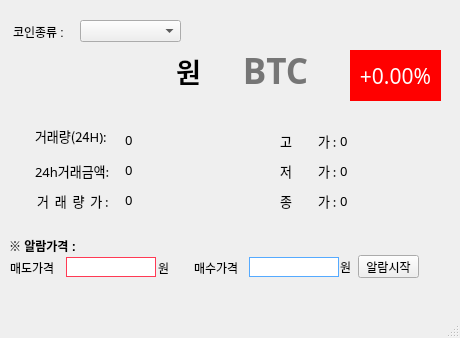
Above: ui/upbitinfo.ui from Hamburger240329/my-upbitApiTest-20240408 before the change. Below: the same form after it.
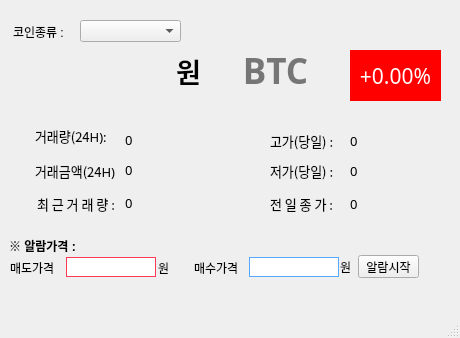
That is the form after the change.

Commit message:
알람기능 업데이트 중 2 매수 매도 가격 입력 후 알람기능(print 출력)
UI 변경

What changed in the file:
```diff
--- a/ui/upbitinfo.ui
+++ b/ui/upbitinfo.ui
@@ -129,7 +129,7 @@
      </font>
     </property>
     <property name="text">
-     <string>24h거래금액: </string>
+     <string>거래금액(24H): </string>
     </property>
    </widget>
    <widget class="QLabel" name="trade_price_24h">
@@ -160,7 +160,7 @@
     <property name="geometry">
      <rect>
       <x>37</x>
-      <y>190</y>
+      <y>193</y>
       <width>81</width>
       <height>21</height>
      </rect>
@@ -174,14 +174,14 @@
      </font>
     </property>
     <property name="text">
-     <string>거  래  량  가 : </string>
+     <string>최 근 거 래 량 : </string>
     </property>
    </widget>
    <widget class="QLabel" name="trade_volume">
     <property name="geometry">
      <rect>
       <x>125</x>
-      <y>190</y>
+      <y>193</y>
       <width>140</width>
       <height>20</height>
      </rect>
@@ -204,9 +204,9 @@
    <widget class="QLabel" name="label_6">
     <property name="geometry">
      <rect>
-      <x>280</x>
+      <x>270</x>
       <y>130</y>
-      <width>61</width>
+      <width>81</width>
       <height>21</height>
      </rect>
     </property>
@@ -219,15 +219,15 @@
      </font>
     </property>
     <property name="text">
-     <string>고         가 : </string>
+     <string>고가(당일) : </string>
     </property>
    </widget>
    <widget class="QLabel" name="high_price">
     <property name="geometry">
      <rect>
-      <x>340</x>
+      <x>350</x>
       <y>130</y>
-      <width>101</width>
+      <width>91</width>
       <height>21</height>
      </rect>
     </property>
@@ -249,9 +249,9 @@
    <widget class="QLabel" name="label_13">
     <property name="geometry">
      <rect>
-      <x>280</x>
-      <y>190</y>
-      <width>61</width>
+      <x>270</x>
+      <y>193</y>
+      <width>71</width>
       <height>21</height>
      </rect>
     </property>
@@ -264,15 +264,15 @@
      </font>
     </property>
     <property name="text">
-     <string>종         가 : </string>
+     <string>전 일 종 가 : </string>
     </property>
    </widget>
    <widget class="QLabel" name="low_price">
     <property name="geometry">
      <rect>
-      <x>340</x>
+      <x>350</x>
       <y>160</y>
-      <width>101</width>
+      <width>91</width>
       <height>21</height>
      </rect>
     </property>
@@ -294,9 +294,9 @@
    <widget class="QLabel" name="closing_price">
     <property name="geometry">
      <rect>
-      <x>340</x>
-      <y>190</y>
-      <width>101</width>
+      <x>350</x>
+      <y>193</y>
+      <width>91</width>
       <height>21</height>
      </rect>
     </property>
@@ -318,9 +318,9 @@
    <widget class="QLabel" name="label_9">
     <property name="geometry">
      <rect>
-      <x>280</x>
+      <x>270</x>
       <y>160</y>
-      <width>61</width>
+      <width>71</width>
       <height>21</height>
      </rect>
     </property>
@@ -333,7 +333,7 @@
      </font>
     </property>
     <property name="text">
-     <string>저         가 : </string>
+     <string>저가(당일) : </string>
     </property>
    </widget>
    <widget class="QLabel" name="coin_ticker_label">
```
The commit also changes 1 other file.
